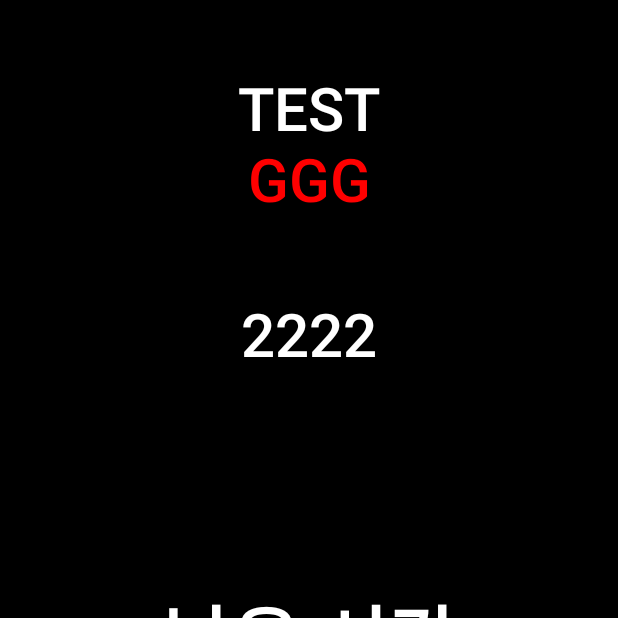
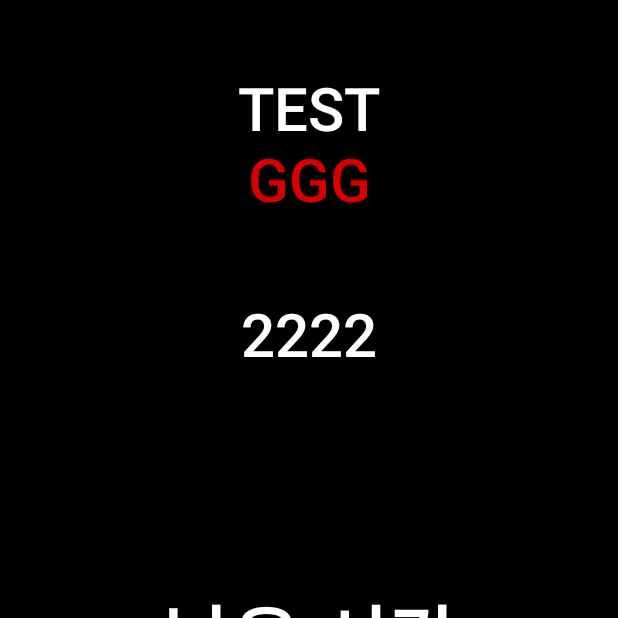
Before and after one commit to BBMC-DEV/PayCast-Alami, an Android app built with Jetpack Compose: the screen it shows after launch (CustomMainActivity), on a phone screen of 412 x 824 dp, the top half of it. Run offline under Robolectric (Android 15) with nearby library versions, the phone set to English and light mode, and no system bars; our stand-ins replace RxJava; libraries missing offline, so code that uses them is left out: com.gun0912.tedpermission, com.orhanobut.logger; 5 statements that could not run were skipped.

```diff
--- a/app/src/main/java/kr/co/bbmc/paycastdid/network/model/ResResult.kt
+++ b/app/src/main/java/kr/co/bbmc/paycastdid/network/model/ResResult.kt
@@ -10,5 +10,5 @@ data class CookingData(
     val orderNumber: Int = 0,
     val menuName: String? = "",
     val count: Int = 0,
-    val cookingState: String = "O"   // N :stay 대기중, O : complete 조리완료, delete: 수령완료
+    val cookingState: String = "O"   // N :stay 대기중, O : complete 조리완료, delete: 수령완료(X)
 )
--- a/app/src/main/java/kr/co/bbmc/paycastdid/presentation/main/CustomMainActivity.kt
+++ b/app/src/main/java/kr/co/bbmc/paycastdid/presentation/main/CustomMainActivity.kt
@@ -27,6 +27,7 @@ import kr.co.bbmc.paycast.ui.component.theme.AdNetTheme
 import kr.co.bbmc.paycastdid.deviceId
 import kr.co.bbmc.paycastdid.firebaseMsg
 import kr.co.bbmc.paycastdid.storeId
+import kr.co.bbmc.paycastdid.util.checkDeviceDpi
 import kr.co.bbmc.paycastdid.util.parsePlayerOptionXMLV2
 import kr.co.bbmc.paycastdid.util.repeatOnState
 import kr.co.bbmc.selforderutil.FileUtils
@@ -60,6 +61,7 @@ class CustomMainActivity: ComponentActivity() {
     private fun initData() {
         //TODO: xml parser로 스토어 정보와 deviceId 정보 가져오기
         vm.checkDirectory()
+        checkDeviceDpi()
         loadDidInfoFromXmlFiles()
     }
 
--- a/app/src/main/java/kr/co/bbmc/paycastdid/presentation/main/PaymentScreen.kt
+++ b/app/src/main/java/kr/co/bbmc/paycastdid/presentation/main/PaymentScreen.kt
@@ -1,9 +1,6 @@
 package kr.co.bbmc.paycastdid.presentation.main
 
-import androidx.compose.animation.core.Animatable
-import androidx.compose.animation.core.RepeatMode
-import androidx.compose.animation.core.infiniteRepeatable
-import androidx.compose.animation.core.tween
+import androidx.compose.animation.core.*
 import androidx.compose.foundation.Image
 import androidx.compose.foundation.background
 import androidx.compose.foundation.clickable
@@ -11,6 +8,7 @@ import androidx.compose.foundation.layout.*
 import androidx.compose.material.Text
 import androidx.compose.runtime.Composable
 import androidx.compose.runtime.LaunchedEffect
+import androidx.compose.runtime.getValue
 import androidx.compose.runtime.remember
 import androidx.compose.ui.Alignment
 import androidx.compose.ui.Modifier
@@ -18,12 +16,15 @@ import androidx.compose.ui.graphics.Color
 import androidx.compose.ui.tooling.preview.Preview
 import androidx.compose.ui.unit.dp
 import androidx.compose.ui.unit.sp
+import kr.bbmc.signcast.adnet.ui.component.backgroundAnim
 
 @Preview(widthDp = 1080, heightDp = 1920)
 @Composable
 fun PaymentActivity() {
     // 최종 결제 금액 viewModel 에서 가져올 것
     val paymentAmount = 10000
+    val transition = rememberInfiniteTransition()
+    val scale by transition.backgroundAnim()
 
     Column(
         modifier = Modifier
@@ -38,7 +39,7 @@ fun PaymentActivity() {
         Text(
             text = "GGG",
             fontSize = 40.sp,
-            color = Color.Red,
+            color = Color.Red.copy(scale),
             modifier = Modifier
                 .padding(bottom = 40.dp)
         )
--- a/app/src/main/java/kr/co/bbmc/paycastdid/ui/component/ModifierExt.kt
+++ b/app/src/main/java/kr/co/bbmc/paycastdid/ui/component/ModifierExt.kt
@@ -1,11 +1,14 @@
 package kr.bbmc.signcast.adnet.ui.component
 
+import androidx.compose.animation.core.*
 import androidx.compose.foundation.BorderStroke
 import androidx.compose.foundation.background
 import androidx.compose.foundation.border
 import androidx.compose.foundation.layout.padding
 import androidx.compose.foundation.layout.size
 import androidx.compose.foundation.shape.RoundedCornerShape
+import androidx.compose.runtime.Composable
+import androidx.compose.runtime.State
 import androidx.compose.ui.Modifier
 import androidx.compose.ui.draw.clip
 import androidx.compose.ui.graphics.Color
@@ -25,3 +28,29 @@ fun Modifier.imgModifier(
 
 fun Modifier.startPadding(paddingValues: Dp): Modifier =
     this.padding(paddingValues, 0.dp, 0.dp, 0.dp)
+
+//fun rememberInfiniteTransition.StartAnim() = {
+//    animateFloat(
+//        initialValue = 0.0f, targetValue = 1f, animationSpec = infiniteRepeatable(
+//            animation = keyframes {
+//                durationMillis = 1000
+//                0.7f at 500
+//            },
+//            repeatMode = RepeatMode.Reverse
+//        )
+//    )
+//}
+
+@Composable
+fun InfiniteTransition.backgroundAnim(): State<Float> {
+    return this.animateFloat(
+        initialValue = 0.0f, targetValue = 1f, animationSpec = infiniteRepeatable(
+            animation = keyframes {
+                durationMillis = 2000
+                0.7f at 500
+            },
+            repeatMode = RepeatMode.Reverse
+        )
+    )
+    //animateValue(initialValue, targetValue, Float.VectorConverter, animationSpec, label)
+}
```
Also changed, not shown: app/src/main/java/kr/co/bbmc/paycastdid/util/CommonUtil.kt (added, +33 -0 lines).
